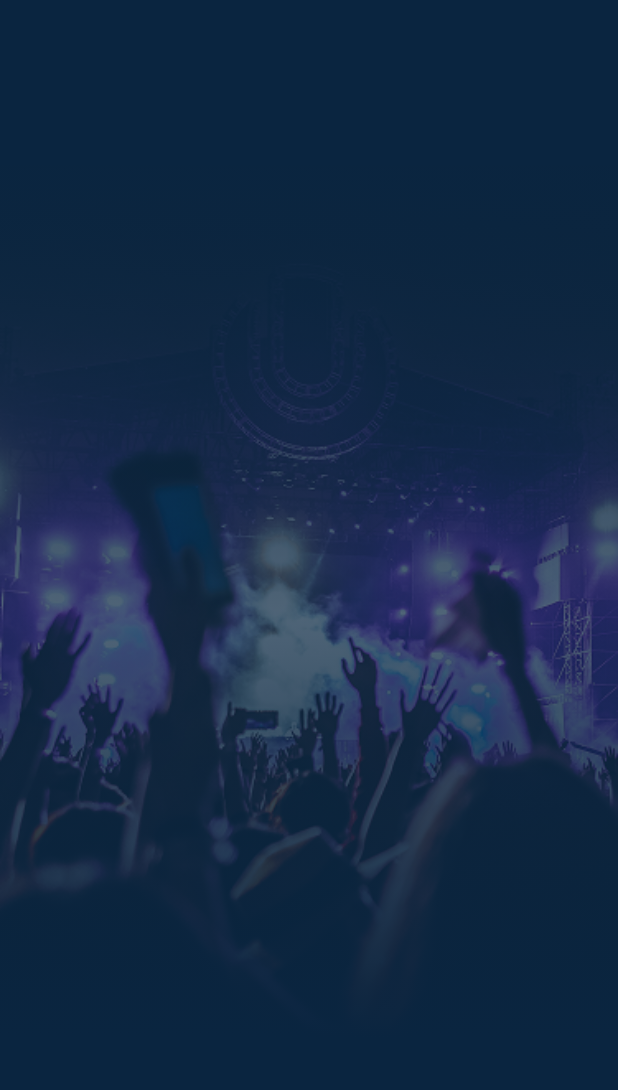
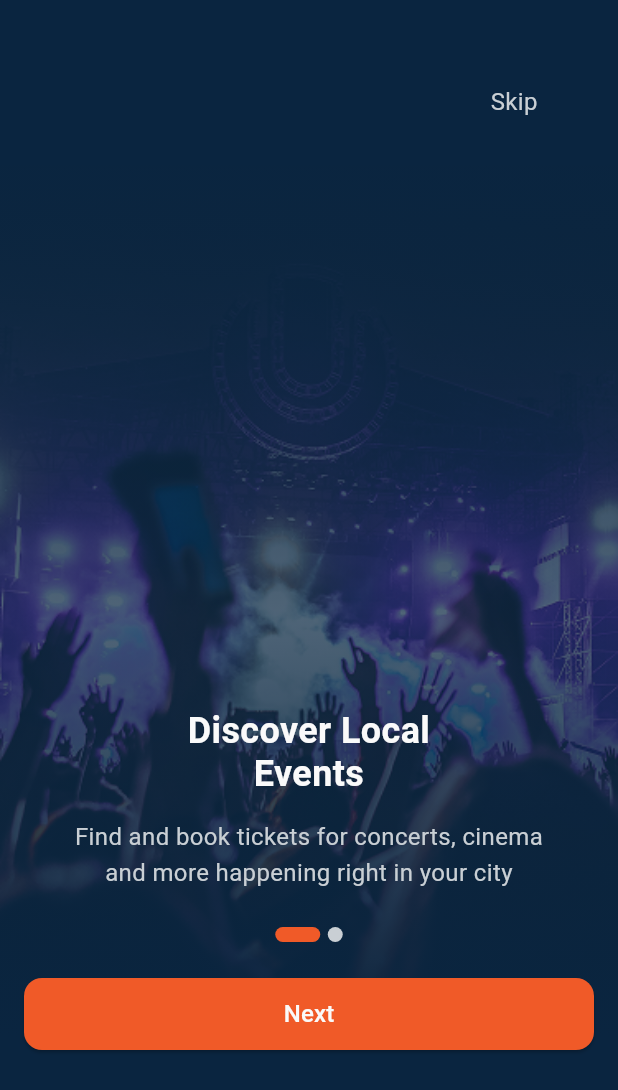
Before and after one commit to EveTick/EveTick, a Flutter app: the screen it shows after launch, on a phone screen of 412 x 824 dp. Shown: the top 1090 px of the screen. Run offline on Flutter 3.47's test engine with Material 3 defaults, Android fonts, the phone set to English and light mode, and no system bars; our stand-ins replace flutter_svg.

Commit message:
onboarding Ui Done

```diff
--- a/lib/core/const/widgets/button.dart
+++ b/lib/core/const/widgets/button.dart
@@ -1,23 +1,26 @@
 import 'package:evetick/core/const/app_color.dart';
 import 'package:flutter/material.dart';
 
-// ignore: must_be_immutable
 class Button extends StatelessWidget {
-   Button({super.key, required this.action, required this.width});
+  Button({super.key, required this.action, required this.width, this.onTap});
 
   String action;
   double width;
+  VoidCallback? onTap;
 
   @override
   Widget build(BuildContext context) {
-    return Container(
+    return SizedBox(
+      width: width,
       height: 48,
-      width: width,
-      decoration: BoxDecoration(
-        color: AppColor.orange,
-        borderRadius: BorderRadius.circular(12),
-      ),
-      child: Center(
+      child: ElevatedButton(
+        onPressed: onTap,
+        style: ElevatedButton.styleFrom(
+          backgroundColor: AppColor.orange,
+          shape: RoundedRectangleBorder(
+            borderRadius: BorderRadius.circular(12),
+          ),
+        ),
         child: Text(
           action,
           style: TextStyle(
@@ -27,7 +30,6 @@ class Button extends StatelessWidget {
           ),
         ),
       ),
-    )
-    ;
+    );
   }
 }
--- a/lib/features/onboarding/presentation/screens/onboarding_screen.dart
+++ b/lib/features/onboarding/presentation/screens/onboarding_screen.dart
@@ -1,6 +1,6 @@
-import 'dart:ui';
-
 import 'package:evetick/core/const/app_color.dart';
+import 'package:evetick/features/onboarding/presentation/screens/onboarding_screen2.dart';
+import 'package:evetick/features/onboarding/presentation/screens/onboarding_screen1.dart';
 import 'package:flutter/material.dart';
 
 class OnboardingScreen extends StatefulWidget {
@@ -10,42 +10,36 @@ class OnboardingScreen extends StatefulWidget {
   State<OnboardingScreen> createState() => _OnboardingScreenState();
 }
 
+PageController pageController = PageController();
+int currentIndex = 0;
+
 class _OnboardingScreenState extends State<OnboardingScreen> {
-  final PageController _pageController = PageController();
-  int currentIndex = 0;
+  @override
+  void initState() {
+    super.initState();
+
+    pageController.addListener(() {
+      setState(() {
+        currentIndex = pageController.page!.round();
+      });
+    });
+  }
 
   @override
   Widget build(BuildContext context) {
     return Scaffold(
       backgroundColor: AppColor.darkBlue,
-      body: Stack(
+      body: Column(
         children: [
-          Center(
-            child: SizedBox(
-              width: double.infinity,
-              child: Image.asset(
-                'assets/images/onboarding_image1.png',
-                fit: BoxFit.fill,
-              ),
-            ),
-          ),
-          Positioned.fill(
-            child: Container(color: AppColor.darkBlue.withValues(alpha: 0.4)),
-          ),
-          Positioned.fill(
-            child: Container(
-              decoration: BoxDecoration(
-                gradient: LinearGradient(
-                  begin: Alignment.topCenter,
-                  end: Alignment.bottomCenter,
-                  stops: const [0.11, 0.5, 0.84],
-                  colors: [
-                    AppColor.darkBlue.withValues(alpha: 1),
-                    AppColor.darkBlue.withValues(alpha: 0.5),
-                    AppColor.darkBlue.withValues(alpha: 1),
-                  ],
-                ),
-              ),
+          Expanded(
+            child: PageView(
+              onPageChanged: (value) {
+                setState(() {
+                  currentIndex = value;
+                });
+              },
+              controller: pageController,
+              children: [OnboardingScreen1(), OnboardingScreen2()],
             ),
           ),
         ],
--- /dev/null
+++ b/lib/features/onboarding/presentation/screens/onboarding_screen1.dart
@@ -0,0 +1,111 @@
+import 'package:evetick/core/const/app_color.dart';
+import 'package:evetick/core/const/widgets/button.dart';
+import 'package:evetick/features/onboarding/presentation/screens/onboarding_screen.dart';
+import 'package:evetick/features/onboarding/widget/custom_indicator.dart';
+import 'package:flutter/material.dart';
+
+class OnboardingScreen1 extends StatefulWidget {
+  const OnboardingScreen1({super.key});
+
+  @override
+  State<OnboardingScreen1> createState() => _OnboardingScreenState();
+}
+
+class _OnboardingScreenState extends State<OnboardingScreen1> {
+  @override
+  Widget build(BuildContext context) {
+    return Stack(
+      children: [
+        Center(
+          child: SizedBox(
+            width: double.infinity,
+            child: Image.asset(
+              'assets/images/onboarding_image1.png',
+              fit: BoxFit.cover,
+            ),
+          ),
+        ),
+
+        Positioned.fill(
+          child: Container(color: AppColor.darkBlue.withValues(alpha: 0.4)),
+        ),
+
+        Positioned.fill(
+          child: Container(
+            decoration: BoxDecoration(
+              gradient: LinearGradient(
+                begin: Alignment.topCenter,
+                end: Alignment.bottomCenter,
+                stops: const [0.11, 0.5, 0.84],
+                colors: [
+                  AppColor.darkBlue.withValues(alpha: 1),
+                  AppColor.darkBlue.withValues(alpha: 0.5),
+                  AppColor.darkBlue.withValues(alpha: 1),
+                ],
+              ),
+            ),
+          ),
+        ),
+
+        Positioned(
+          top: 56,
+          right: 16,
+          left: 327,
+          child: InkWell(
+            onTap: () {
+              //handling skip condition later
+            },
+            child: Text(
+              'Skip',
+              style: TextStyle(color: AppColor.lightGray, fontSize: 16),
+            ),
+          ),
+        ),
+
+        Positioned(
+          left: 16,
+          right: 16,
+          bottom: 102,
+          top: 472,
+          child: Column(
+            mainAxisSize: MainAxisSize.min,
+            crossAxisAlignment: CrossAxisAlignment.center,
+            children: [
+              Text(
+                'Discover Local \nEvents',
+                textAlign: TextAlign.center,
+                style: TextStyle(
+                  color: AppColor.white,
+                  fontSize: 24,
+                  fontWeight: FontWeight.bold,
+                  height: 1.2,
+                ),
+              ),
+              const SizedBox(height: 16),
+              Text(
+                'Find and book tickets for concerts, cinema \nand more happening right in your city',
+                textAlign: TextAlign.center,
+                style: TextStyle(
+                  color: AppColor.lightGray,
+                  fontSize: 16,
+                  height: 1.5,
+                ),
+              ),
+              const SizedBox(height: 24),
+              Row(
+                mainAxisAlignment: MainAxisAlignment.center,
+                children: [
+                  CustomIndicator(active: currentIndex == 0),
+                  SizedBox(width: 5),
+                  CustomIndicator(active: currentIndex == 1),
+                ],
+              ),
+              const SizedBox(height: 24),
+              Button(action: 'Next', width: double.infinity, onTap: () {}),
+            ],
+          ),
+        ),
+      ],
+    );
+  }
+}
--- /dev/null
+++ b/lib/features/onboarding/widget/custom_indicator.dart
@@ -0,0 +1,20 @@
+import 'package:evetick/core/const/app_color.dart';
+import 'package:flutter/material.dart';
+
+class CustomIndicator extends StatelessWidget {
+  const CustomIndicator({super.key, required this.active});
+  final bool active;
+
+  @override
+  Widget build(BuildContext context) {
+    return AnimatedContainer(
+      duration: Duration(milliseconds: 250),
+      decoration: BoxDecoration(
+        borderRadius: BorderRadius.circular(100),
+        color: active ? AppColor.orange : AppColor.lightGray,
+      ),
+      width: active ? 30 : 10,
+      height: 10,
+    );
+  }
+}
--- a/lib/main.dart
+++ b/lib/main.dart
@@ -1,5 +1,7 @@
 import 'package:evetick/features/auth/presentation/screens/sign_in.dart';
+import 'package:evetick/features/onboarding/presentation/screens/onboarding_screen2.dart';
 import 'package:evetick/features/onboarding/presentation/screens/onboarding_screen.dart';
+import 'package:evetick/features/onboarding/presentation/screens/onboarding_screen1.dart';
 import 'package:flutter/material.dart';
 
 void main() {
```
Also changed, not shown: lib/features/onboarding/presentation/screens/onboarding_screen2.dart (added, +96 -0 lines), assets/images/onboarding_image2.png (added).
